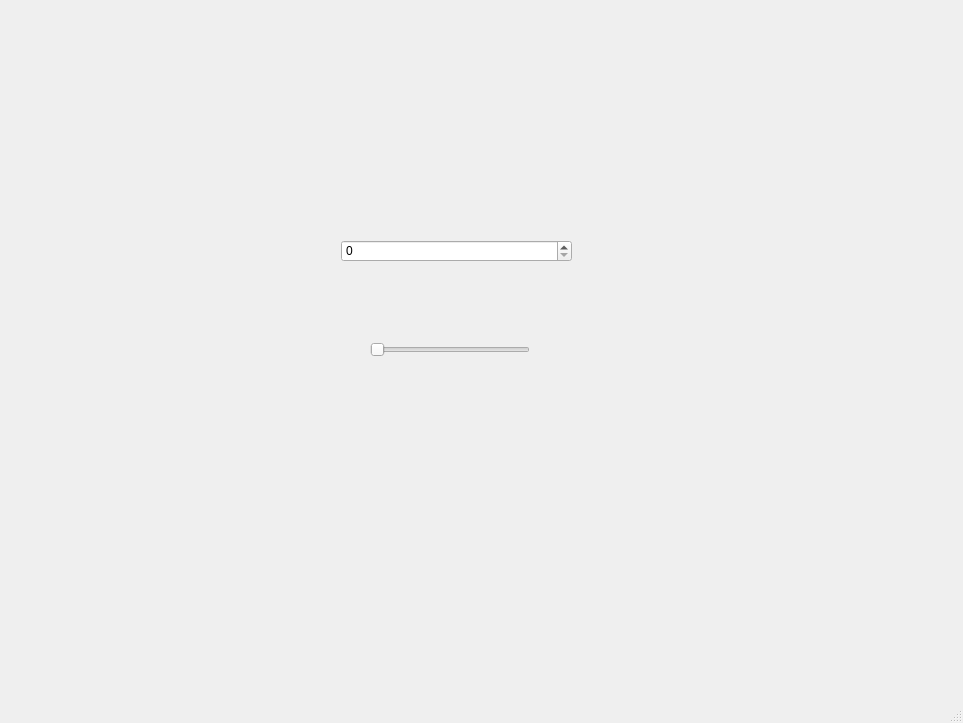
Old version of the form stories-instagram/untitled.ui in the repository matiasucker/image-processing.
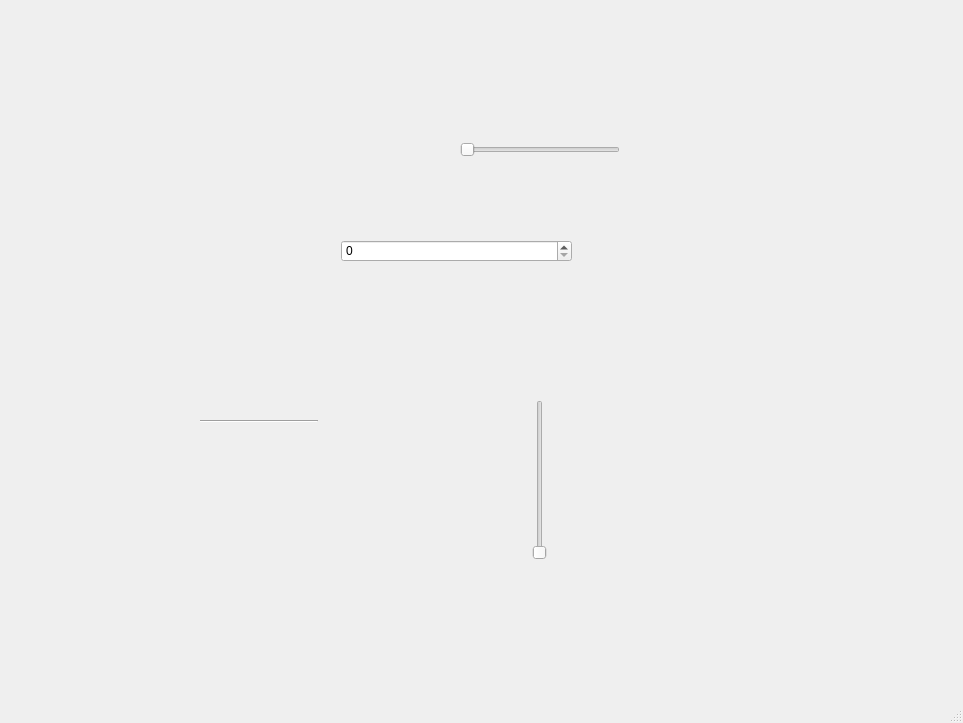
New version of the form.

```diff
--- a/stories-instagram/untitled.ui
+++ b/stories-instagram/untitled.ui
@@ -27,8 +27,8 @@
    <widget class="QSlider" name="horizontalSlider">
     <property name="geometry">
      <rect>
-      <x>370</x>
-      <y>340</y>
+      <x>460</x>
+      <y>140</y>
       <width>160</width>
       <height>19</height>
      </rect>
@@ -43,6 +43,32 @@
      <number>0</number>
     </property>
    </widget>
+   <widget class="QSlider" name="verticalSlider">
+    <property name="geometry">
+     <rect>
+      <x>530</x>
+      <y>400</y>
+      <width>19</width>
+      <height>160</height>
+     </rect>
+    </property>
+    <property name="orientation">
+     <enum>Qt::Vertical</enum>
+    </property>
+   </widget>
+   <widget class="Line" name="line">
+    <property name="geometry">
+     <rect>
+      <x>200</x>
+      <y>420</y>
+      <width>118</width>
+      <height>3</height>
+     </rect>
+    </property>
+    <property name="orientation">
+     <enum>Qt::Horizontal</enum>
+    </property>
+   </widget>
   </widget>
   <widget class="QMenuBar" name="menubar">
    <property name="geometry">
```
